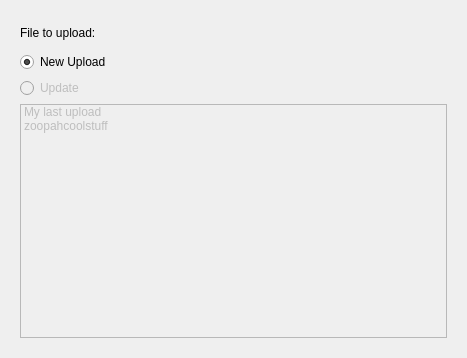
Qt form knewstuff/knewstuff3/uploaddialog.ui (KDE/kdelibs) before a commit.
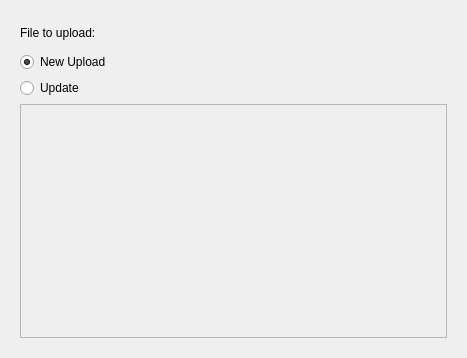
The same form after that commit. The open tabs and pages were chosen to show the change. Custom widgets are drawn as their Qt base class.

The edit to the form file:
```diff
--- a/knewstuff/knewstuff3/uploaddialog.ui
+++ b/knewstuff/knewstuff3/uploaddialog.ui
@@ -125,7 +125,7 @@
        <item>
         <widget class="QRadioButton" name="radioButton_2">
          <property name="enabled">
-          <bool>false</bool>
+          <bool>true</bool>
          </property>
          <property name="text">
           <string>Update</string>
@@ -137,16 +137,6 @@
          <property name="enabled">
           <bool>false</bool>
          </property>
-         <item>
-          <property name="text">
-           <string>My last upload</string>
-          </property>
-         </item>
-         <item>
-          <property name="text">
-           <string>zoopahcoolstuff</string>
-          </property>
-         </item>
         </widget>
        </item>
       </layout>
```
Left out of the diff: 14 changed lines with no effect on the pictures.
